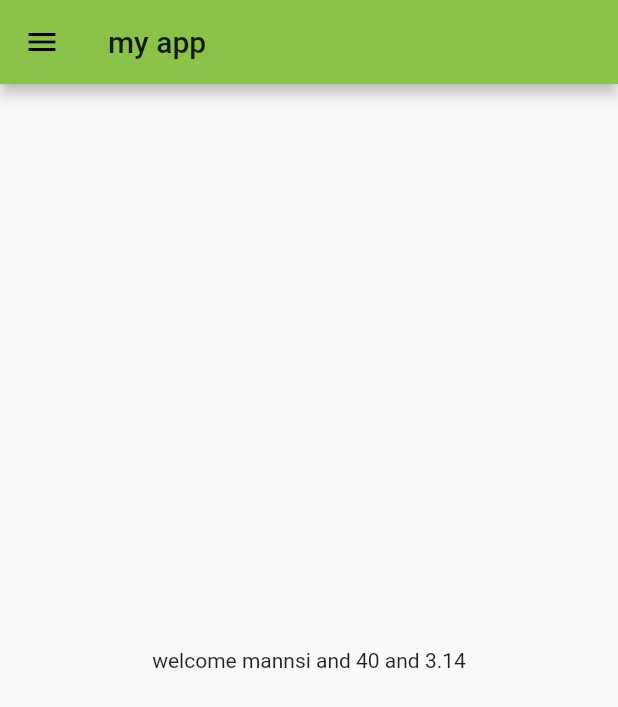
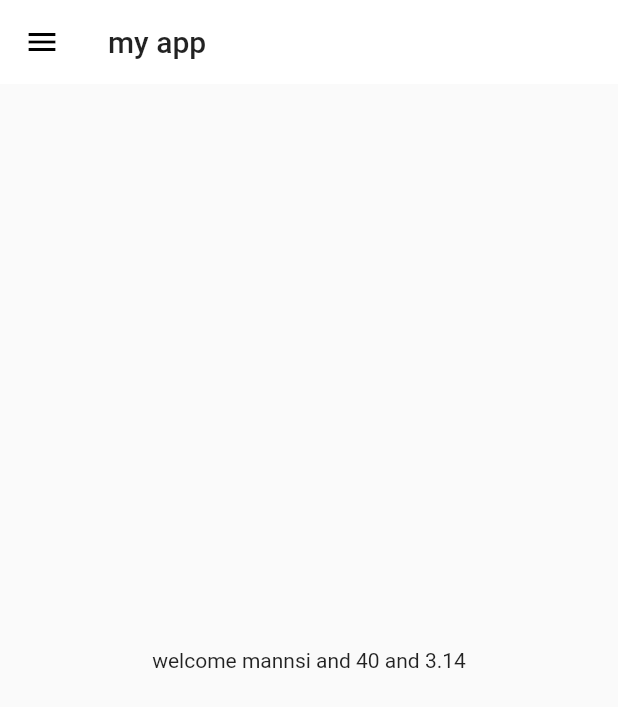
Before and after one commit to mkkhatri/30_days_flutter_course, a Flutter app: the screen it shows after launch, on a phone screen of 412 x 824 dp. Shown: the top 707 px of the screen. Run offline on Flutter 3.47's test engine with Material 2 defaults, Android fonts, the phone set to English and light mode, and no system bars.

Commit message:
theme extracted complete

```diff
--- a/lib/main.dart
+++ b/lib/main.dart
@@ -2,6 +2,7 @@ import 'package:flutter/material.dart';
 import 'package:sample_flutter/pages/homepage.dart';
 import 'package:sample_flutter/pages/loginPage.dart';
 import 'package:sample_flutter/utils/routes.dart';
+import 'package:sample_flutter/widgets/theme.dart';
 //import 'package:google_fonts/google_fonts.dart';
 
 void main() {
@@ -16,9 +17,8 @@ class MyApp extends StatelessWidget {
       debugShowCheckedModeBanner: false,
       //home: Home(),
       themeMode: ThemeMode.dark,
-      theme: ThemeData(
-        primarySwatch: Colors.lightGreen,
-      ),
+      theme: MyTheme.lightTheme(context),
+      //darkTheme: MyTheme.darkTheme(context),
       initialRoute: "/home",
       routes: {
         '/': (context) => LoginPage(),
--- a/lib/widgets/drawer.dart
+++ b/lib/widgets/drawer.dart
@@ -32,7 +32,8 @@ class MyDrawer extends StatelessWidget {
               ),
             ),
             ListTile(
-              leading: Icon(CupertinoIcons.profile_circled, color: Colors.white),
+              leading:
+                  Icon(CupertinoIcons.profile_circled, color: Colors.white),
               title: Text(
                 "Profile",
                 textScaleFactor: 1.5,
--- /dev/null
+++ b/lib/widgets/theme.dart
@@ -0,0 +1,17 @@
+import 'package:flutter/material.dart';
+
+class MyTheme{
+  static ThemeData lightTheme(BuildContext context)=> ThemeData(
+        primarySwatch: Colors.lightGreen,
+        appBarTheme: AppBarTheme(
+          color: Colors.white,
+          elevation: 0.0,
+          iconTheme: IconThemeData(color: Colors.black),
+          textTheme: Theme.of(context).textTheme,
+        )
+      );
+
+      static ThemeData darkTheme(BuildContext context)=> ThemeData(
+        brightness: Brightness.dark,
+      );
+}
```
